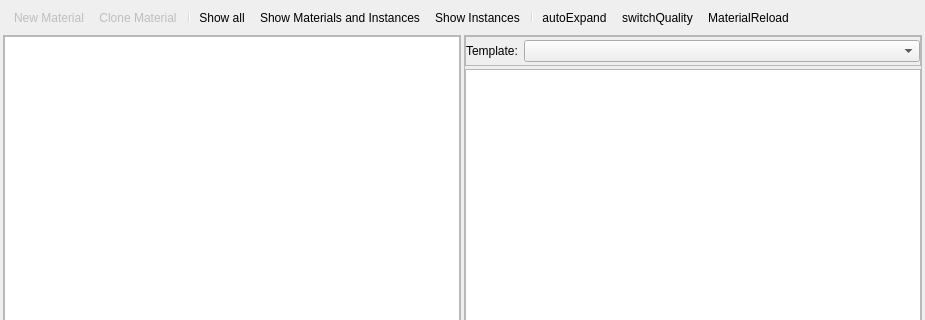
Qt form Tools/ResourceEditor/DataQt/materialeditor.ui (xaoctech/dava.engine) before a commit; both pictures show x 0 to 925 and y 0 to 320 of the 925 by 638 pixel window.
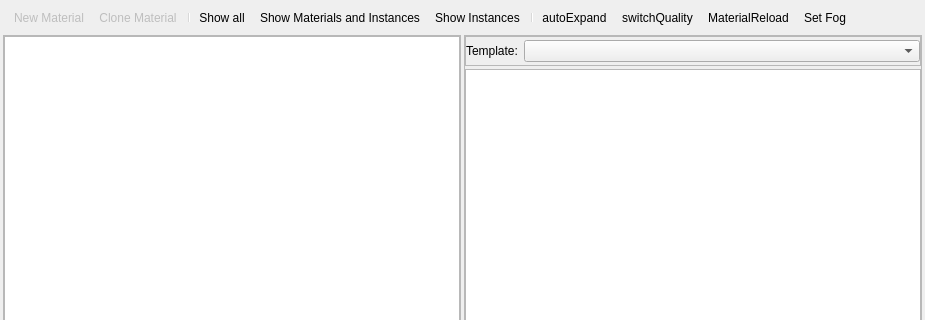
The same form after that commit. Icons and pictures are not drawn. Custom widgets are drawn as their Qt base class.

Commit message: [DF-3704] Added dialog for setting fog on all materials

What changed in the file:
```diff
--- a/Tools/ResourceEditor/DataQt/materialeditor.ui
+++ b/Tools/ResourceEditor/DataQt/materialeditor.ui
@@ -51,6 +51,7 @@
      <addaction name="actionAutoExpand"/>
      <addaction name="actionSwitchQuality"/>
      <addaction name="actionMaterialReload"/>
+     <addaction name="actionSetFog"/>
     </widget>
    </item>
    <item>
@@ -229,6 +230,11 @@
     <string>MaterialReload</string>
    </property>
   </action>
+  <action name="actionSetFog">
+   <property name="text">
+    <string>Set Fog</string>
+   </property>
+  </action>
   <actiongroup name="filterType">
    <action name="actionShowAll">
     <property name="checkable">
```
Left out of the diff: 33 changed lines with no effect on the pictures. The commit also changes 7 other files.
